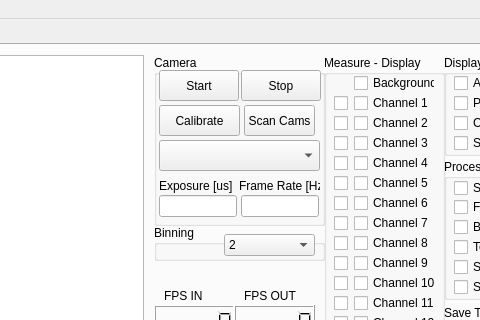
Before: the Qt Designer form mainWindow.ui in uutzinger/spxcam, drawn with Qt 5; both pictures show x 588 to 1068 and y 0 to 320 of the 1200 by 620 pixel window.
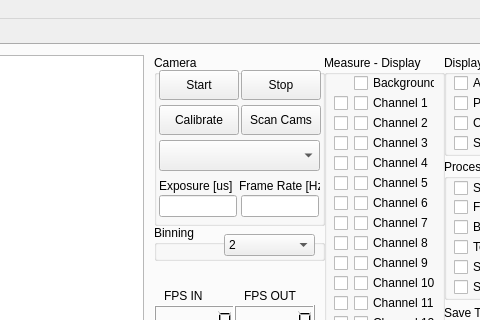
After: the same form once the commit is applied.

```diff
--- a/mainWindow.ui
+++ b/mainWindow.ui
@@ -46,7 +46,6 @@
     </property>
     <property name="font">
      <font>
-      <family>Segoe UI</family>
       <pointsize>9</pointsize>
      </font>
     </property>
@@ -1792,7 +1791,7 @@
          <x>5</x>
          <y>15</y>
          <width>80</width>
-         <height>31</height>
+         <height>30</height>
         </rect>
        </property>
        <property name="font">
@@ -1810,7 +1809,7 @@
          <x>87</x>
          <y>15</y>
          <width>80</width>
-         <height>31</height>
+         <height>30</height>
         </rect>
        </property>
        <property name="font">
@@ -1827,8 +1826,8 @@
         <rect>
          <x>5</x>
          <y>50</y>
-         <width>81</width>
-         <height>31</height>
+         <width>80</width>
+         <height>30</height>
         </rect>
        </property>
        <property name="font">
@@ -1899,10 +1898,10 @@
       <widget class="QPushButton" name="pushButton_CameraScan">
        <property name="geometry">
         <rect>
-         <x>90</x>
+         <x>87</x>
          <y>50</y>
-         <width>71</width>
-         <height>31</height>
+         <width>80</width>
+         <height>30</height>
         </rect>
        </property>
        <property name="font">
```
Left out of the diff: 8 changed lines with no effect on the pictures.
